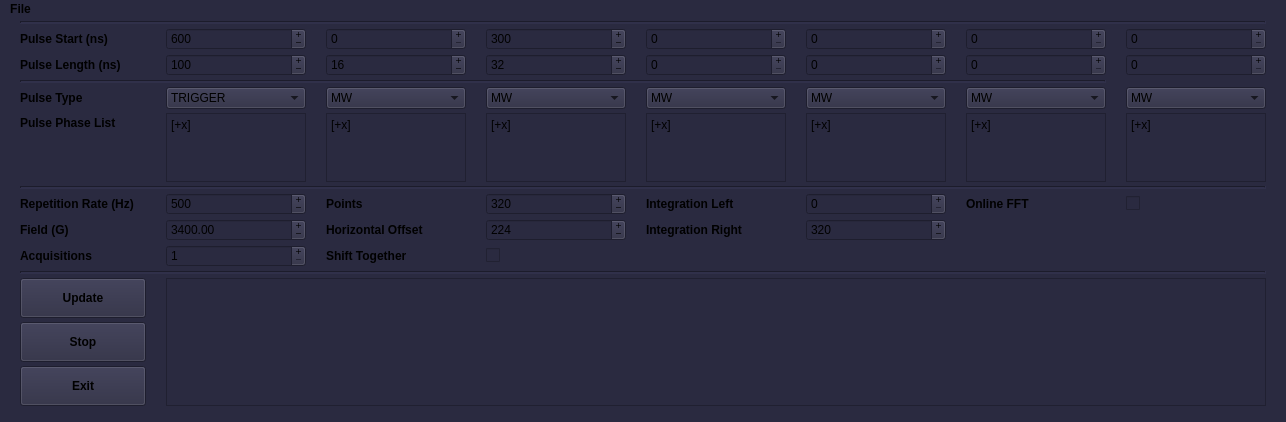
Old version of the form atomize/control_center/gui/phasing_main_window.ui in the repository Anatoly1010/Atomize_NIOCH.
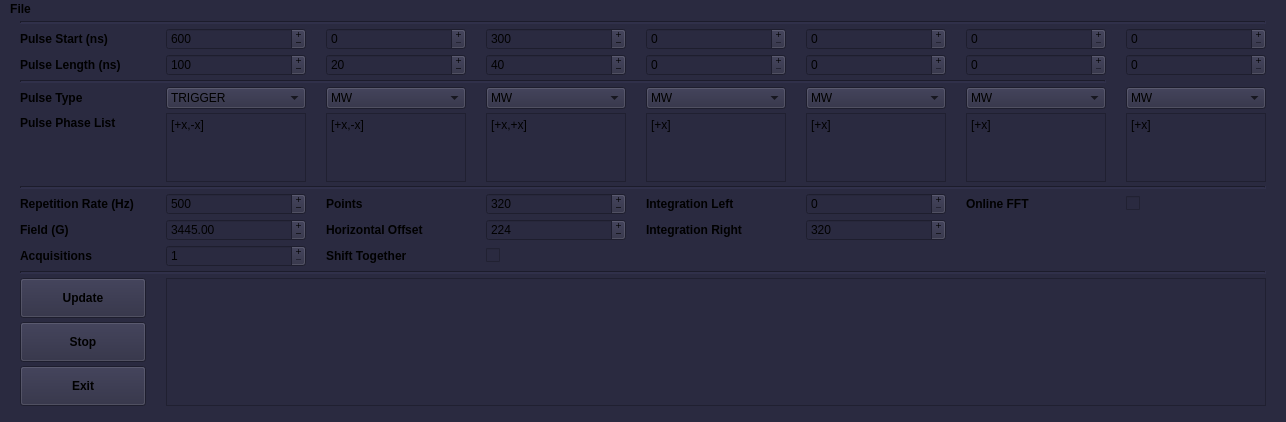
New version of the form.

```diff
--- a/atomize/control_center/gui/phasing_main_window.ui
+++ b/atomize/control_center/gui/phasing_main_window.ui
@@ -239,7 +239,7 @@
          <number>2</number>
         </property>
         <property name="value">
-         <number>32</number>
+         <number>40</number>
         </property>
        </widget>
       </item>
@@ -286,7 +286,7 @@
          <bool>false</bool>
         </property>
         <property name="plainText">
-         <string>[+x]</string>
+         <string>[+x,-x]</string>
         </property>
         <property name="tabStopWidth">
          <number>10</number>
@@ -350,7 +350,7 @@
          <enum>Qt::ScrollBarAlwaysOff</enum>
         </property>
         <property name="plainText">
-         <string>[+x]</string>
+         <string>[+x,-x]</string>
         </property>
        </widget>
       </item>
@@ -581,7 +581,7 @@
          <enum>Qt::ScrollBarAlwaysOff</enum>
         </property>
         <property name="plainText">
-         <string>[+x]</string>
+         <string>[+x,+x]</string>
         </property>
        </widget>
       </item>
@@ -693,7 +693,7 @@
          <double>0.500000000000000</double>
         </property>
         <property name="value">
-         <double>3400.000000000000000</double>
+         <double>3445.000000000000000</double>
         </property>
        </widget>
       </item>
@@ -750,7 +750,7 @@
          <number>2</number>
         </property>
         <property name="value">
-         <number>16</number>
+         <number>20</number>
         </property>
        </widget>
       </item>
```
